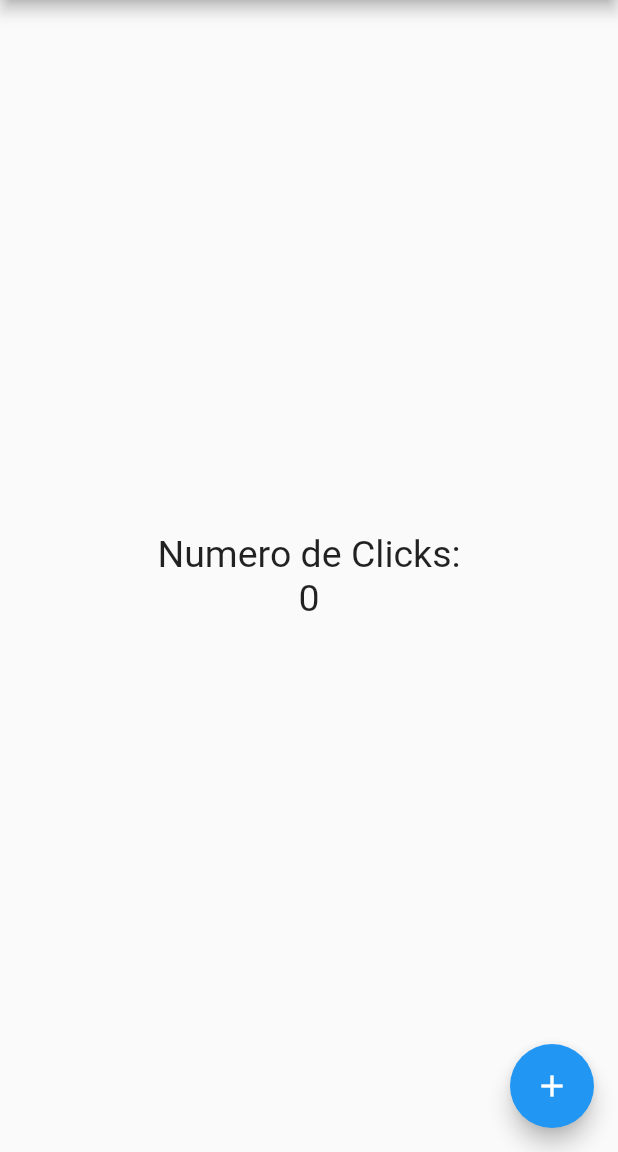
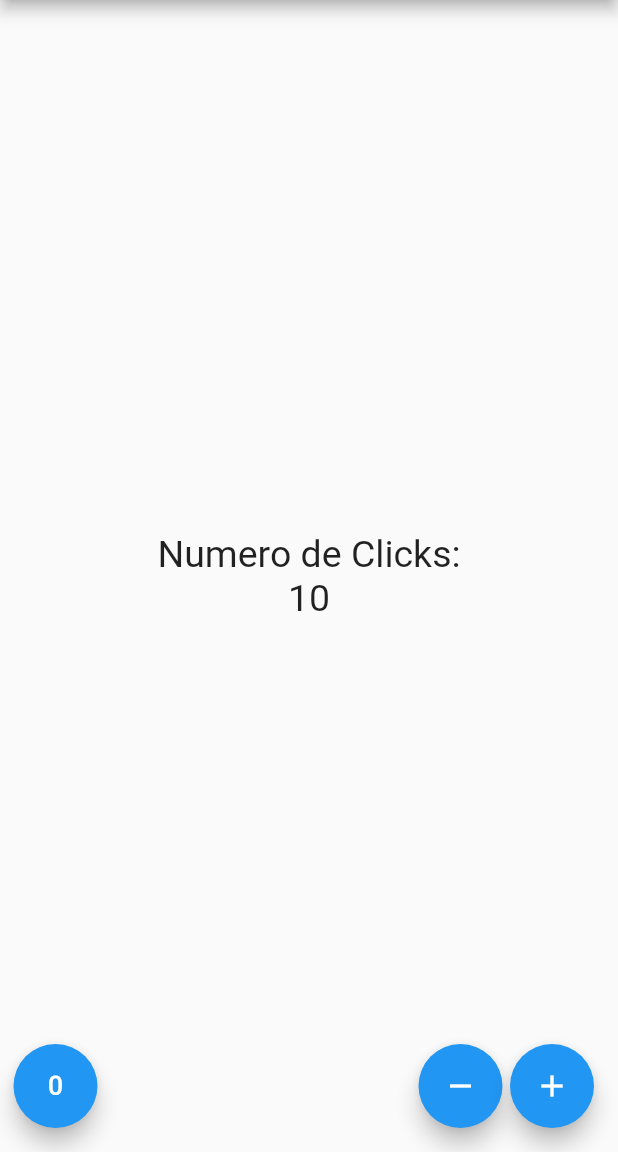
Before and after one commit to jorwan/flutter-apps, a Flutter app: the screen it shows after launch, on a phone screen of 412 x 824 dp, the part 84-1236 px from its top. Run offline on Flutter 3.47's test engine with Material 2 defaults, Android fonts, the phone set to English and light mode, and no system bars.

Commit message:
End of Contador

```diff
--- a/contador/lib/src/app.dart
+++ b/contador/lib/src/app.dart
@@ -1,12 +1,12 @@
 import 'package:flutter/material.dart';
-import 'package:contador/src/pages/home_page.dart';
+import 'package:contador/src/pages/counter_page.dart';
 
 class MyApp extends StatelessWidget {
   @override
   Widget build(BuildContext context){
     return MaterialApp(
       home: Center(
-        child: HomePage()
+        child: CounterPage()
       )
     );
   }
--- /dev/null
+++ b/contador/lib/src/pages/counter_page.dart
@@ -0,0 +1,67 @@
+import 'package:flutter/material.dart';
+
+class CounterPage extends StatefulWidget {
+  @override
+  State<StatefulWidget> createState() => _CounterPageState();
+}
+
+class _CounterPageState extends State<CounterPage> {
+
+  final TextStyle _textStyle = TextStyle(fontSize: 25);
+  int _contador = 10;
+
+  @override
+  Widget build(BuildContext context){
+    return Scaffold(
+      appBar: AppBar(
+        title: Text('Title'),
+        centerTitle: true,
+      ),
+      body: Center(
+        child: Column(
+          mainAxisAlignment: MainAxisAlignment.center,
+          children: <Widget>[
+            Text(
+              'Numero de Clicks:',
+              style: _textStyle
+            ),
+            Text(
+              '$_contador',
+              style: _textStyle
+            )
+          ],
+        ),
+      ),
+      floatingActionButton: _getFloatingButtons()
+    );
+  }
+
+  Widget _getFloatingButtons() {
+    final _add = (int val) {
+      _contador += val;
+      setState(() {
+
+      });
+    };
+
+    final _setToZero = () {
+      _contador = 0;
+      setState(() {
+
+      });
+    };
+
+    final Row _floatingButtons = Row(
+      mainAxisAlignment: MainAxisAlignment.end,
+      children: <Widget>[
+        SizedBox(width: 25,),
+        FloatingActionButton(child: Icon(Icons.exposure_zero), onPressed: _setToZero,),
+        Expanded(child: SizedBox(),),
+        FloatingActionButton(child: Icon(Icons.remove), onPressed: () {_add(-1);},),
+        SizedBox(width: 5,),
+        FloatingActionButton(child: Icon(Icons.add), onPressed: () {_add(1);},),
+      ],
+    );
+    return _floatingButtons;
+  }
+}
--- a/contador/lib/src/pages/home_page.dart
+++ b/contador/lib/src/pages/home_page.dart
@@ -3,6 +3,7 @@ import 'package:flutter/material.dart';
 class HomePage extends StatelessWidget {
 
   final TextStyle textStyle = TextStyle(fontSize: 25);
+  final int contador = 10;
 
   @override
   Widget build(BuildContext context) {
@@ -20,7 +21,7 @@ class HomePage extends StatelessWidget {
               style: textStyle
             ),
             Text(
-              '0',
+              '$contador',
               style: textStyle
             )
           ],
@@ -32,6 +33,7 @@ class HomePage extends StatelessWidget {
           print('Clicked!!');
         },
       ),
+      floatingActionButtonLocation: FloatingActionButtonLocation.centerFloat,
     );
   }
 }
```
